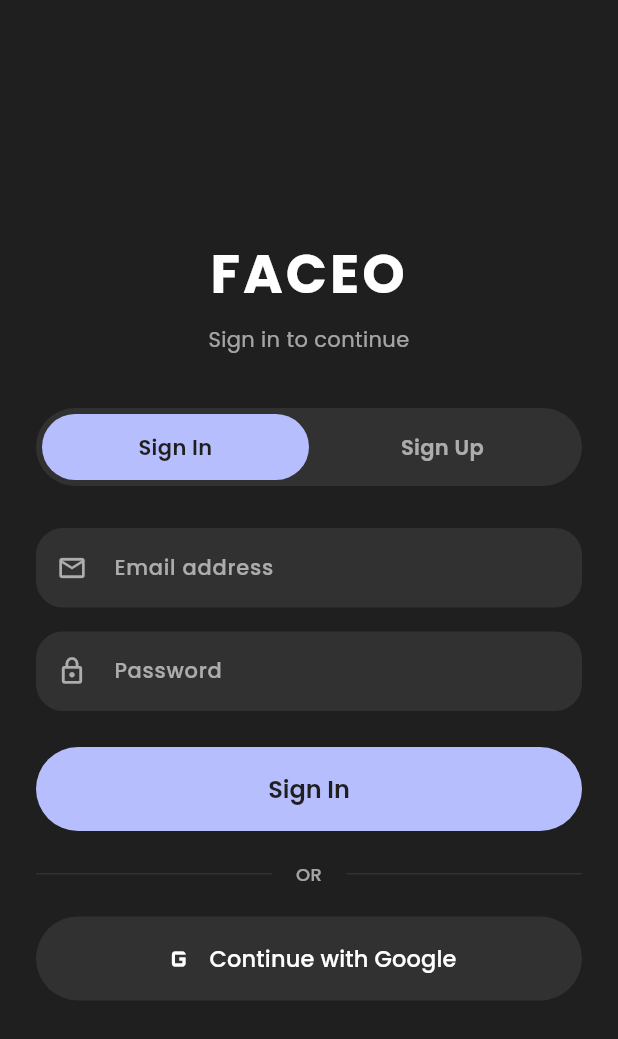
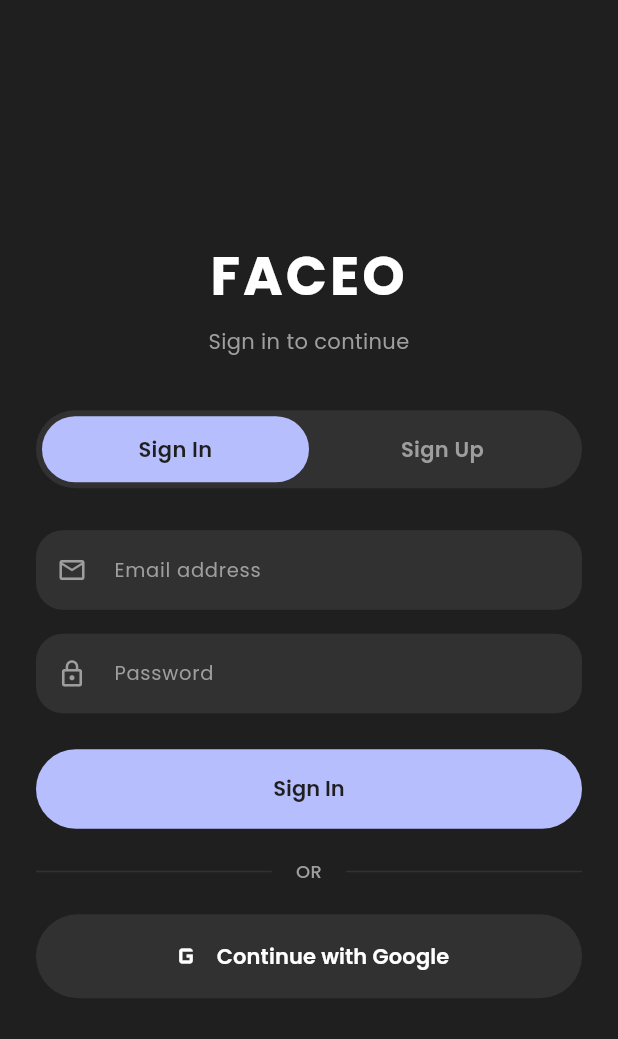
Before and after one commit to argentium0/FACEO, a Flutter app: the screen it shows after launch, on a phone screen of 412 x 824 dp. Shown: the top 1039 px of the screen. Run offline on Flutter 3.47's test engine with Material 3 defaults, Android fonts, the phone set to English and light mode, and no system bars; our stand-ins replace cloud_firestore, cloud_functions, firebase_auth, firebase_core, firebase_database, flutter_dotenv and 3 more; missing offline and left inert: zego_express_engine; accounts and stored records are empty.

Commit message:
refactor(audit): complete phase 0-5 verification, apply memory & design fixes

```diff
--- a/lib/ui/screens/login_screen.dart
+++ b/lib/ui/screens/login_screen.dart
@@ -1,8 +1,8 @@
 import 'package:flutter/material.dart';
-import 'package:google_fonts/google_fonts.dart';
+import '../../app/theme/design_tokens.dart';
 import '../../services/auth_service.dart';
 
-/// Minimalist, dark-themed Login and Sign-Up screen adhering to FACEO design tokens.
+/// Minimalist, dark-themed Login and Sign-Up screen adhering strictly to FACEO design tokens.
 class LoginScreen extends StatefulWidget {
   final AuthService? authService;
 
@@ -29,14 +29,6 @@ class _LoginScreenState extends State<LoginScreen> {
   bool _showResendVerification = false;
   String? _lastUnverifiedEmail;
 
-  // FACEO Design Tokens (Strict Compliance)
-  static const Color _bgPrimary = Color(0xFF1F1F1F);
-  static const Color _surfaceCard = Color(0xFF313131);
-  static const Color _accentLavender = Color(0xFFB7BEFE);
-  static const Color _textPrimary = Color(0xFFFFFFFF);
-  static const Color _textSecondary = Color(0x99FFFFFF);
-  static const Color _textOnAccent = Color(0xFF1F1F1F);
-
   @override
   void initState() {
     super.initState();
@@ -56,7 +48,7 @@ class _LoginScreenState extends State<LoginScreen> {
     ScaffoldMessenger.of(context).clearSnackBars();
     ScaffoldMessenger.of(context).showSnackBar(
       SnackBar(
-        backgroundColor: _surfaceCard,
+        backgroundColor: DesignTokens.cardSurface,
         elevation: 0,
         shape: RoundedRectangleBorder(
           borderRadius: BorderRadius.circular(12),
@@ -64,9 +56,8 @@ class _LoginScreenState extends State<LoginScreen> {
         behavior: SnackBarBehavior.floating,
         content: Text(
           message,
-          style: GoogleFonts.poppins(
-            color: isError ? const Color(0xFFFF95DD) : _accentLavender,
-            fontSize: 14,
+          style: DesignTokens.bodyMedium.copyWith(
+            color: isError ? DesignTokens.accentNeonPink : DesignTokens.accentPeriwinkle,
             fontWeight: FontWeight.w500,
           ),
         ),
@@ -103,7 +94,6 @@ class _LoginScreenState extends State<LoginScreen> {
 
     if (result.isSuccess) {
       _showSnackBar('Welcome to FACEO!', isError: false);
-      // Navigation to Home screen will be triggered via auth state listener
     } else {
       if (result.errorCode == 'email-not-verified') {
         setState(() {
@@ -148,7 +138,7 @@ class _LoginScreenState extends State<LoginScreen> {
   @override
   Widget build(BuildContext context) {
     return Scaffold(
-      backgroundColor: _bgPrimary,
+      backgroundColor: DesignTokens.bgDeepBlack,
       body: SafeArea(
         child: Center(
           child: SingleChildScrollView(
@@ -159,25 +149,20 @@ class _LoginScreenState extends State<LoginScreen> {
                 mainAxisAlignment: MainAxisAlignment.center,
                 crossAxisAlignment: CrossAxisAlignment.stretch,
                 children: [
-                  // App Branding Header
                   Text(
                     'FACEO',
                     textAlign: TextAlign.center,
-                    style: GoogleFonts.poppins(
+                    style: DesignTokens.displayLarge.copyWith(
+                      letterSpacing: 2.0,
                       fontSize: 36,
-                      fontWeight: FontWeight.w700,
-                      color: _textPrimary,
-                      letterSpacing: 2.0,
                     ),
                   ),
                   const SizedBox(height: 8),
                   Text(
                     _isSignUpMode ? 'Create your FACEO account' : 'Sign in to continue',
                     textAlign: TextAlign.center,
-                    style: GoogleFonts.poppins(
-                      fontSize: 14,
-                      fontWeight: FontWeight.w400,
-                      color: _textSecondary,
+                    style: DesignTokens.bodyMedium.copyWith(
+                      color: DesignTokens.textSecondary,
                     ),
                   ),
                   const SizedBox(height: 36),
@@ -186,13 +171,17 @@ class _LoginScreenState extends State<LoginScreen> {
                   Container(
                     padding: const EdgeInsets.all(4),
                     decoration: BoxDecoration(
-                      color: _surfaceCard,
-                      borderRadius: BorderRadius.circular(999),
+                      color: DesignTokens.cardSurface,
+                      borderRadius: DesignTokens.radiusPill,
                     ),
                     child: Row(
                       children: [
                         Expanded(
-                          child: GestureDetector(
+                          child: Semantics(
+                            label: 'Sign In Mode',
+                            button: true,
+                            selected: !_isSignUpMode,
+                            child: InkWell(
                               onTap: () {
                                 if (_isSignUpMode) {
                                   setState(() {
@@ -201,27 +190,31 @@ class _LoginScreenState extends State<LoginScreen> {
                                   });
                                 }
                               },
+                              borderRadius: DesignTokens.radiusPill,
                               child: AnimatedContainer(
                                 duration: const Duration(milliseconds: 200),
                                 padding: const EdgeInsets.symmetric(vertical: 12),
                                 decoration: BoxDecoration(
-                                color: !_isSignUpMode ? _accentLavender : Colors.transparent,
-                                borderRadius: BorderRadius.circular(999),
+                                  color: !_isSignUpMode ? DesignTokens.accentPeriwinkle : Colors.transparent,
+                                  borderRadius: DesignTokens.radiusPill,
                                 ),
                                 child: Text(
                                   'Sign In',
                                   textAlign: TextAlign.center,
-                                style: GoogleFonts.poppins(
-                                  fontSize: 14,
-                                  fontWeight: FontWeight.w600,
-                                  color: !_isSignUpMode ? _textOnAccent : _textSecondary,
+                                  style: DesignTokens.buttonTextDark.copyWith(
+                                    color: !_isSignUpMode ? DesignTokens.textDark : DesignTokens.textSecondary,
+                                  ),
                                 ),
                               ),
                             ),
                           ),
                         ),
                         Expanded(
-                          child: GestureDetector(
+                          child: Semantics(
+                            label: 'Sign Up Mode',
+                            button: true,
+                            selected: _isSignUpMode,
+                            child: InkWell(
                               onTap: () {
                                 if (!_isSignUpMode) {
                                   setState(() {
@@ -230,20 +223,20 @@ class _LoginScreenState extends State<LoginScreen> {
                                   });
                                 }
                               },
+                              borderRadius: DesignTokens.radiusPill,
                               child: AnimatedContainer(
                                 duration: const Duration(milliseconds: 200),
                                 padding: const EdgeInsets.symmetric(vertical: 12),
                                 decoration: BoxDecoration(
-                                color: _isSignUpMode ? _accentLavender : Colors.transparent,
-                                borderRadius: BorderRadius.circular(999),
+                                  color: _isSignUpMode ? DesignTokens.accentPeriwinkle : Colors.transparent,
+                                  borderRadius: DesignTokens.radiusPill,
                                 ),
                                 child: Text(
                                   'Sign Up',
                                   textAlign: TextAlign.center,
-                                style: GoogleFonts.poppins(
-                                  fontSize: 14,
-                                  fontWeight: FontWeight.w600,
-                                  color: _isSignUpMode ? _textOnAccent : _textSecondary,
+                                  style: DesignTokens.buttonTextDark.copyWith(
+                                    color: _isSignUpMode ? DesignTokens.textDark : DesignTokens.textSecondary,
+                                  ),
                                 ),
                               ),
                             ),
@@ -254,7 +247,6 @@ class _LoginScreenState extends State<LoginScreen> {
                   ),
                   const SizedBox(height: 28),
 
-                  // Display Name Field (Sign Up Mode Only)
                   if (_isSignUpMode) ...[
                     _buildTextField(
                       controller: _displayNameController,
@@ -270,7 +262,6 @@ class _LoginScreenState extends State<LoginScreen> {
                     const SizedBox(height: 16),
                   ],
 
-                  // Email Field
                   _buildTextField(
                     controller: _emailController,
                     hintText: 'Email address',
@@ -288,7 +279,6 @@ class _LoginScreenState extends State<LoginScreen> {
                   ),
                   const SizedBox(height: 16),
 
-                  // Password Field
                   _buildTextField(
                     controller: _passwordController,
                     hintText: 'Password',
@@ -306,36 +296,41 @@ class _LoginScreenState extends State<LoginScreen> {
                   ),
                   const SizedBox(height: 24),
 
-                  // Resend Verification Affordance
                   if (_showResendVerification) ...[
-                    GestureDetector(
+                    Semantics(
+                      label: 'Resend Verification Email',
+                      button: true,
+                      child: InkWell(
                         onTap: _resendVerificationEmail,
+                        child: Padding(
+                          padding: const EdgeInsets.symmetric(vertical: 8),
                           child: Text(
                             'Didn\'t receive verification email? Tap to resend.',
                             textAlign: TextAlign.center,
-                        style: GoogleFonts.poppins(
-                          fontSize: 13,
-                          fontWeight: FontWeight.w500,
-                          color: _accentLavender,
+                            style: DesignTokens.caption.copyWith(
+                              color: DesignTokens.accentPeriwinkle,
                               decoration: TextDecoration.underline,
+                            ),
+                          ),
                         ),
                       ),
                     ),
                     const SizedBox(height: 20),
                   ],
 
-                  // Primary Action Button (Periwinkle Pill)
-                  ElevatedButton(
+                  Semantics(
+                    label: _isSignUpMode ? 'Create Account' : 'Sign In',
+                    button: true,
+                    enabled: !_isLoading,
+                    child: ElevatedButton(
                       onPressed: _isLoading ? null : _submitEmailForm,
                       style: ElevatedButton.styleFrom(
-                      backgroundColor: _accentLavender,
-                      foregroundColor: _textOnAccent,
+                        backgroundColor: DesignTokens.accentPeriwinkle,
+                        foregroundColor: DesignTokens.textDark,
                         elevation: 0,
                         padding: const EdgeInsets.symmetric(vertical: 16),
-                      shape: RoundedRectangleBorder(
-                        borderRadius: BorderRadius.circular(999),
-                      ),
-                      disabledBackgroundColor: _accentLavender.withValues(alpha: 0.5),
+                        shape: const StadiumBorder(),
+                        disabledBackgroundColor: DesignTokens.accentPeriwinkle.withValues(alpha: 0.5),
                       ),
                       child: _isLoading
                           ? const SizedBox(
@@ -343,51 +338,45 @@ class _LoginScreenState extends State<LoginScreen> {
                               width: 20,
                               child: CircularProgressIndicator(
                                 strokeWidth: 2,
-                              valueColor: AlwaysStoppedAnimation<Color>(_textOnAccent),
+                                valueColor: AlwaysStoppedAnimation<Color>(DesignTokens.textDark),
                               ),
                             )
                           : Text(
                               _isSignUpMode ? 'Create Account' : 'Sign In',
-                            style: GoogleFonts.poppins(
-                              fontSize: 16,
-                              fontWeight: FontWeight.w600,
+                              style: DesignTokens.buttonTextDark,
                             ),
                     ),
                   ),
                   const SizedBox(height: 20),
 
-                  // Divider
                   Row(
                     children: [
-                      const Expanded(child: Divider(color: _surfaceCard, thickness: 1)),
+                      const Expanded(child: Divider(color: DesignTokens.cardSurface, thickness: 1)),
                       Padding(
                         padding: const EdgeInsets.symmetric(horizontal: 16),
                         child: Text(
                           'OR',
-                          style: GoogleFonts.poppins(
-                            fontSize: 12,
-                            fontWeight: FontWeight.w500,
-                            color: _textSecondary,
+                          style: DesignTokens.caption.copyWith(color: DesignTokens.textSecondary),
                         ),
                       ),
-                      ),
-                      const Expanded(child: Divider(color: _surfaceCard, thickness: 1)),
+                      const Expanded(child: Divider(color: DesignTokens.cardSurface, thickness: 1)),
                     ],
                   ),
                   const SizedBox(height: 20),
 
-                  // Google Sign-In Action Button (Flat Surface Pill)
-                  OutlinedButton(
+                  Semantics(
+                    label: 'Continue with Google Sign-In',
+                    button: true,
+                    enabled: !_isGoogleLoading,
+                    child: OutlinedButton(
                       onPressed: _isGoogleLoading ? null : _handleGoogleSignIn,
                       style: OutlinedButton.styleFrom(
-                      backgroundColor: _surfaceCard,
-                      foregroundColor: _textPrimary,
+                        backgroundColor: DesignTokens.cardSurface,
+                        foregroundColor: DesignTokens.textLight,
                         side: BorderSide.none,
                         elevation: 0,
                         padding: const EdgeInsets.symmetric(vertical: 16),
-                      shape: RoundedRectangleBorder(
-                        borderRadius: BorderRadius.circular(999),
-                      ),
+                        shape: const StadiumBorder(),
                       ),
                       child: _isGoogleLoading
                           ? const SizedBox(
@@ -395,7 +384,7 @@ class _LoginScreenState extends State<LoginScreen> {
                               width: 20,
                               child: CircularProgressIndicator(
                                 strokeWidth: 2,
-                              valueColor: AlwaysStoppedAnimation<Color>(_textPrimary),
+                                valueColor: AlwaysStoppedAnimation<Color>(DesignTokens.textLight),
                               ),
                             )
                           : Row(
@@ -404,18 +393,15 @@ class _LoginScreenState extends State<LoginScreen> {
                                 const Icon(
                                   Icons.g_mobiledata,
                                   size: 24,
-                                color: _textPrimary,
+                                  color: DesignTokens.textLight,
                                 ),
                                 const SizedBox(width: 8),
                                 Text(
                                   'Continue with Google',
-                                style: GoogleFonts.poppins(
-                                  fontSize: 15,
-                                  fontWeight: FontWeight.w500,
-                                  color: _textPrimary,
-                                ),
+                                  style: DesignTokens.buttonTextLight,
                                 ),
                               ],
+                            ),
                     ),
                   ),
                 ],
@@ -435,25 +421,22 @@ class _LoginScreenState extends State<LoginScreen> {
     TextInputType keyboardType = TextInputType.text,
     String? Function(String?)? validator,
   }) {
-    return TextFormField(
+    return Semantics(
+      label: hintText,
+      textField: true,
+      child: TextFormField(
         controller: controller,
         obscureText: obscureText,
         keyboardType: keyboardType,
-      style: GoogleFonts.poppins(
-        color: _textPrimary,
-        fontSize: 14,
-      ),
-      cursorColor: _accentLavender,
+        style: DesignTokens.bodyMedium,
+        cursorColor: DesignTokens.accentPeriwinkle,
         validator: validator,
         decoration: InputDecoration(
           hintText: hintText,
-        hintStyle: GoogleFonts.poppins(
-          color: _textSecondary,
-          fontSize: 14,
-        ),
-        prefixIcon: Icon(icon, color: _textSecondary, size: 20),
+          hintStyle: DesignTokens.bodySecondary,
+          prefixIcon: Icon(icon, color: DesignTokens.textSecondary, size: 20),
           filled: true,
-        fillColor: _surfaceCard,
+          fillColor: DesignTokens.cardSurface,
           contentPadding: const EdgeInsets.symmetric(horizontal: 20, vertical: 16),
           border: OutlineInputBorder(
             borderRadius: BorderRadius.circular(18),
@@ -465,19 +448,17 @@ class _LoginScreenState extends State<LoginScreen> {
           ),
           focusedBorder: OutlineInputBorder(
             borderRadius: BorderRadius.circular(18),
-          borderSide: const BorderSide(color: _accentLavender, width: 1.5),
+            borderSide: const BorderSide(color: DesignTokens.accentPeriwinkle, width: 1.5),
           ),
           errorBorder: OutlineInputBorder(
             borderRadius: BorderRadius.circular(18),
-          borderSide: const BorderSide(color: Color(0xFFFF95DD), width: 1),
+            borderSide: const BorderSide(color: DesignTokens.accentNeonPink, width: 1),
           ),
           focusedErrorBorder: OutlineInputBorder(
             borderRadius: BorderRadius.circular(18),
-          borderSide: const BorderSide(color: Color(0xFFFF95DD), width: 1.5),
+            borderSide: const BorderSide(color: DesignTokens.accentNeonPink, width: 1.5),
           ),
-        errorStyle: GoogleFonts.poppins(
-          color: const Color(0xFFFF95DD),
-          fontSize: 12,
+          errorStyle: DesignTokens.caption.copyWith(color: DesignTokens.accentNeonPink),
         ),
       ),
     );
```
Also changed, not shown: lib/ui/screens/active_call_screen.dart (+71 -92 lines). Lines whose indentation alone changed are shown as unchanged.
